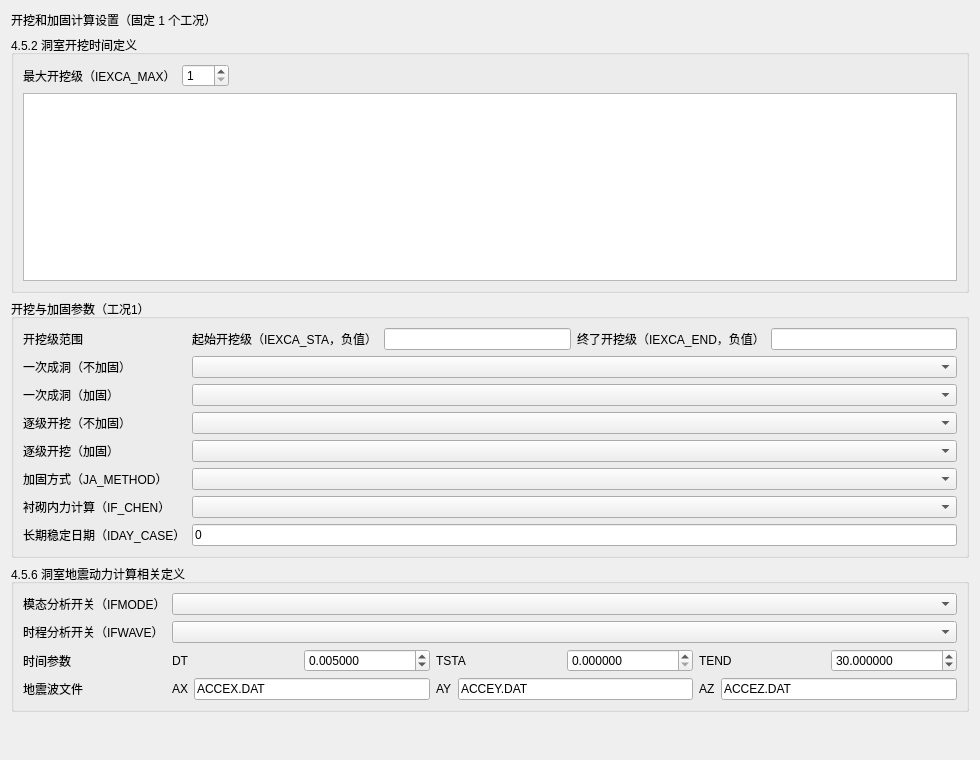
Before: the Qt Designer form plugins/Base_Slover/CaveSupportComputationPage.ui in asd977/base_cae, drawn with Qt 5.
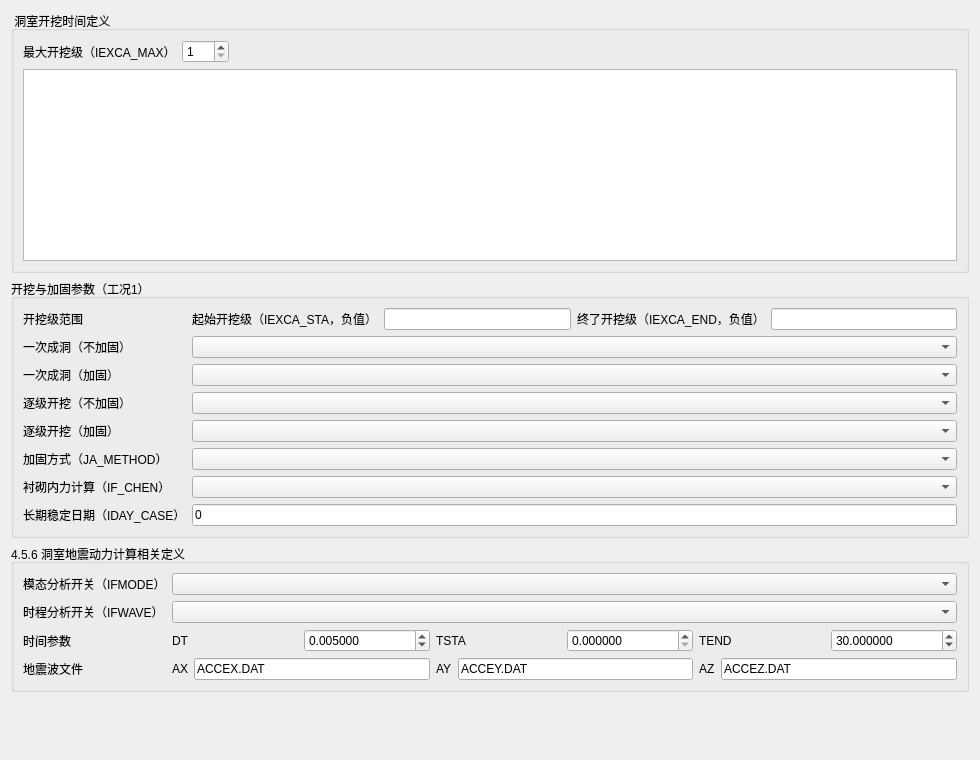
After: the same form once the commit is applied.

Commit message: 更新代码

```diff
--- a/plugins/Base_Slover/CaveSupportComputationPage.ui
+++ b/plugins/Base_Slover/CaveSupportComputationPage.ui
@@ -11,20 +11,10 @@
    </rect>
   </property>
   <layout class="QVBoxLayout" name="verticalLayoutRoot">
-   <item>
-    <widget class="QLabel" name="labelTitle">
-     <property name="text">
-      <string>开挖和加固计算设置（固定 1 个工况）</string>
-     </property>
-     <property name="wordWrap">
-      <bool>true</bool>
-     </property>
-    </widget>
-   </item>
    <item>
     <widget class="QGroupBox" name="groupExcavationTime">
      <property name="title">
-      <string>4.5.2 洞室开挖时间定义</string>
+      <string> 洞室开挖时间定义</string>
      </property>
      <layout class="QVBoxLayout" name="verticalLayoutExcavation">
       <item>
```
The commit also changes 2 other files.
